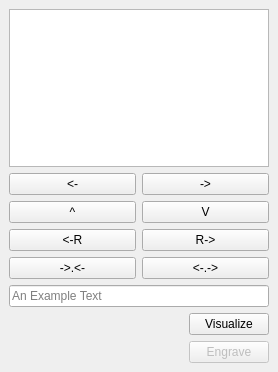
First picture: the form in Polyhedron/demo/Polyhedron/Plugins/PMP/Engrave_dock_widget.ui, repository CGAL/cgal, before the edit.
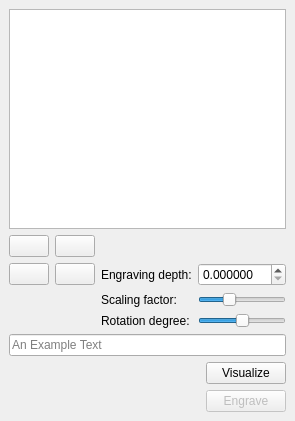
Second picture: the form after the edit. Icons and pictures are not drawn.

Commit message: Better UI and fix bug nef_3. (just find n appropriate normal instead of always Z)

```diff
--- a/Polyhedron/demo/Polyhedron/Plugins/PMP/Engrave_dock_widget.ui
+++ b/Polyhedron/demo/Polyhedron/Plugins/PMP/Engrave_dock_widget.ui
@@ -6,8 +6,8 @@
    <rect>
     <x>0</x>
     <y>0</y>
-    <width>278</width>
-    <height>372</height>
+    <width>295</width>
+    <height>421</height>
    </rect>
   </property>
   <property name="windowTitle">
@@ -16,60 +16,119 @@
   <widget class="QWidget" name="dockWidgetContents">
    <layout class="QGridLayout" name="gridLayout" columnstretch="1">
     <item row="1" column="0">
-     <layout class="QGridLayout" name="gridLayout_2">
-      <item row="1" column="1">
-       <widget class="QPushButton" name="t_down_pushButton">
-        <property name="text">
-         <string>V</string>
+     <layout class="QGridLayout" name="gridLayout_2" columnstretch="0,0,0,0">
+      <item row="3" column="3">
+       <widget class="QSlider" name="rot_slider">
+        <property name="minimum">
+         <number>-179</number>
+        </property>
+        <property name="maximum">
+         <number>179</number>
+        </property>
+        <property name="orientation">
+         <enum>Qt::Horizontal</enum>
+        </property>
+       </widget>
+      </item>
+      <item row="2" column="3">
+       <widget class="QSlider" name="scal_slider">
+        <property name="maximum">
+         <number>300</number>
+        </property>
+        <property name="singleStep">
+         <number>1</number>
+        </property>
+        <property name="value">
+         <number>100</number>
+        </property>
+        <property name="sliderPosition">
+         <number>100</number>
+        </property>
+        <property name="orientation">
+         <enum>Qt::Horizontal</enum>
         </property>
        </widget>
       </item>
       <item row="1" column="0">
        <widget class="QPushButton" name="t_up_pushButton">
         <property name="text">
-         <string>^</string>
+         <string/>
+        </property>
+        <property name="icon">
+         <iconset resource="../../Polyhedron_3.qrc">
+          <normaloff>:/cgal/icons/resources/up.png</normaloff>:/cgal/icons/resources/up.png</iconset>
         </property>
        </widget>
       </item>
       <item row="0" column="0">
        <widget class="QPushButton" name="t_left_pushButton">
         <property name="text">
-         <string>&lt;-</string>
+         <string/>
         </property>
        </widget>
       </item>
-      <item row="2" column="0">
-       <widget class="QPushButton" name="r_left_pushButton">
+      <item row="0" column="3">
+       <spacer name="horizontalSpacer_2">
+        <property name="orientation">
+         <enum>Qt::Horizontal</enum>
+        </property>
+        <property name="sizeHint" stdset="0">
+         <size>
+          <width>40</width>
+          <height>20</height>
+         </size>
+        </property>
+       </spacer>
+      </item>
+      <item row="3" column="2">
+       <widget class="QLabel" name="label">
         <property name="text">
-         <string>&lt;-R</string>
+         <string>Rotation degree:</string>
         </property>
        </widget>
       </item>
-      <item row="2" column="1">
-       <widget class="QPushButton" name="r_right_pushButton">
+      <item row="2" column="2">
+       <widget class="QLabel" name="label_2">
         <property name="text">
-         <string>R-&gt;</string>
+         <string>Scaling factor:</string>
+        </property>
+       </widget>
+      </item>
+      <item row="1" column="1">
+       <widget class="QPushButton" name="t_down_pushButton">
+        <property name="text">
+         <string/>
+        </property>
+        <property name="icon">
+         <iconset resource="../../Polyhedron_3.qrc">
+          <normaloff>:/cgal/icons/resources/down.png</normaloff>:/cgal/icons/resources/down.png</iconset>
         </property>
        </widget>
       </item>
       <item row="0" column="1">
        <widget class="QPushButton" name="t_right_pushButton">
         <property name="text">
-         <string>-&gt;</string>
+         <string/>
         </property>
        </widget>
       </item>
-      <item row="3" column="0">
-       <widget class="QPushButton" name="s_small_pushButton">
-        <property name="text">
-         <string>-&gt;.&lt;-</string>
+      <item row="1" column="3">
+       <widget class="QDoubleSpinBox" name="depth_spinBox">
+        <property name="decimals">
+         <number>6</number>
         </property>
+        <property name="minimum">
+         <double>0.000000000000000</double>
+        </property>
+        <property name="singleStep">
+         <double>0.100000000000000</double>
+        </property>
        </widget>
       </item>
-      <item row="3" column="1">
-       <widget class="QPushButton" name="s_large_pushButton">
+      <item row="1" column="2">
+       <widget class="QLabel" name="label_3">
         <property name="text">
-         <string>&lt;-.-&gt;</string>
+         <string>Engraving depth:</string>
         </property>
        </widget>
       </item>
```
Left out of the diff: 15 changed lines with no effect on the pictures. The commit also changes 1 other file.
